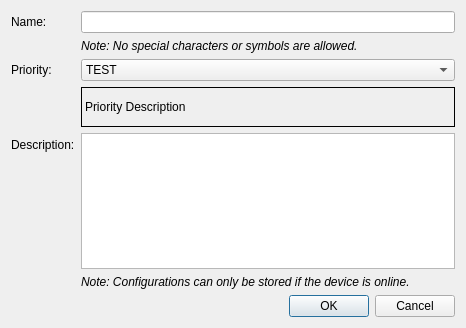
Qt form src/pythonGui/karabogui/dialogs/ui/config_save.ui (European-XFEL/Karabo) before a commit.
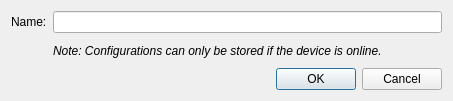
The same form after that commit.

Commit message: refactor: Simplify saving of configurations in the config db

The edit to the form file:
```diff
--- a/src/pythonGui/karabogui/dialogs/ui/config_save.ui
+++ b/src/pythonGui/karabogui/dialogs/ui/config_save.ui
@@ -6,8 +6,8 @@
    <rect>
     <x>0</x>
     <y>0</y>
-    <width>466</width>
-    <height>328</height>
+    <width>453</width>
+    <height>101</height>
    </rect>
   </property>
   <property name="windowTitle">
@@ -36,78 +36,7 @@
        </property>
       </widget>
      </item>
-     <item row="2" column="0">
-      <widget class="QLabel" name="label_priority">
-       <property name="text">
-        <string>Priority:</string>
-       </property>
-      </widget>
-     </item>
-     <item row="2" column="1">
-      <widget class="QComboBox" name="ui_priority">
-       <property name="currentIndex">
-        <number>0</number>
-       </property>
-       <item>
-        <property name="text">
-         <string>TEST</string>
-        </property>
-       </item>
-       <item>
-        <property name="text">
-         <string>COMMISSIONED</string>
-        </property>
-       </item>
-       <item>
-        <property name="text">
-         <string>SAFE</string>
-        </property>
-       </item>
-      </widget>
-     </item>
-     <item row="3" column="1">
-      <widget class="QLabel" name="ui_priority_text">
-       <property name="minimumSize">
-        <size>
-         <width>0</width>
-         <height>40</height>
-        </size>
-       </property>
-       <property name="maximumSize">
-        <size>
-         <width>16777215</width>
-         <height>400</height>
-        </size>
-       </property>
-       <property name="frameShape">
-        <enum>QFrame::Box</enum>
-       </property>
-       <property name="text">
-        <string>Priority Description</string>
-       </property>
-       <property name="wordWrap">
-        <bool>true</bool>
-       </property>
-      </widget>
-     </item>
-     <item row="4" column="0">
-      <widget class="QLabel" name="label_description">
-       <property name="text">
-        <string>Description:</string>
-       </property>
-      </widget>
-     </item>
-     <item row="4" column="1">
-      <widget class="QTextEdit" name="ui_description">
-       <property name="toolTip">
-        <string>The description for this configuration. Please leave your credentials!</string>
-       </property>
-       <property name="statusTip">
-        <string>The description for this configuration. Please leave your credentials!</string>
-       </property>
-      </widget>
-     </item>
-     <item row="5" column="1">
+     <item row="1" column="1">
       <widget class="QLabel" name="note_online">
        <property name="font">
         <font>
@@ -122,21 +51,6 @@
        </property>
       </widget>
      </item>
-     <item row="1" column="1">
-      <widget class="QLabel" name="label">
-       <property name="font">
-        <font>
-         <italic>true</italic>
-        </font>
-       </property>
-       <property name="text">
-        <string>Note: No special characters or symbols are allowed.</string>
-       </property>
-       <property name="wordWrap">
-        <bool>true</bool>
-       </property>
-      </widget>
-     </item>
     </layout>
    </item>
    <item>
```
The commit also changes 4 other files.
